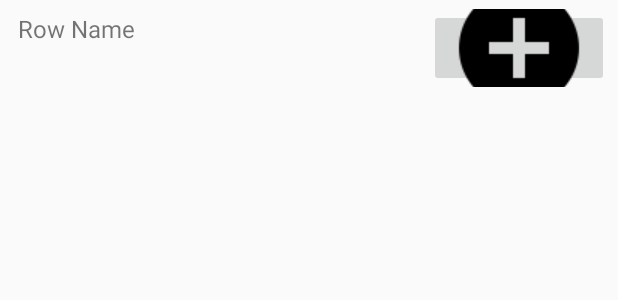
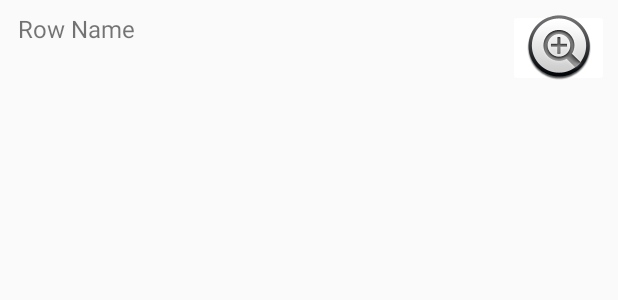
Before and after one commit to renuo/hack-zurich-2016, an Android app: the layout list_row.xml on its own in the app's theme, with its tools: preview values and no code run, on a phone screen of 412 x 824 dp. Shown: the top 300 px of the screen. Run offline under Robolectric (Android 15) with nearby library versions, the phone set to English and light mode, and no system bars.

Commit message:
improve layout for list row

```diff
--- a/app/src/main/res/layout/list_row.xml
+++ b/app/src/main/res/layout/list_row.xml
@@ -18,7 +18,9 @@
         android:layout_width="wrap_content"
         android:layout_height="wrap_content"
         android:layout_alignParentRight="true"
-        android:src="@drawable/add" />
+        android:backgroundTintMode="add"
+        android:paddingRight="-30px"
+        android:src="@android:drawable/btn_plus" />
 
     <android.support.v7.widget.RecyclerView
         android:id="@+id/timerListView"
```
